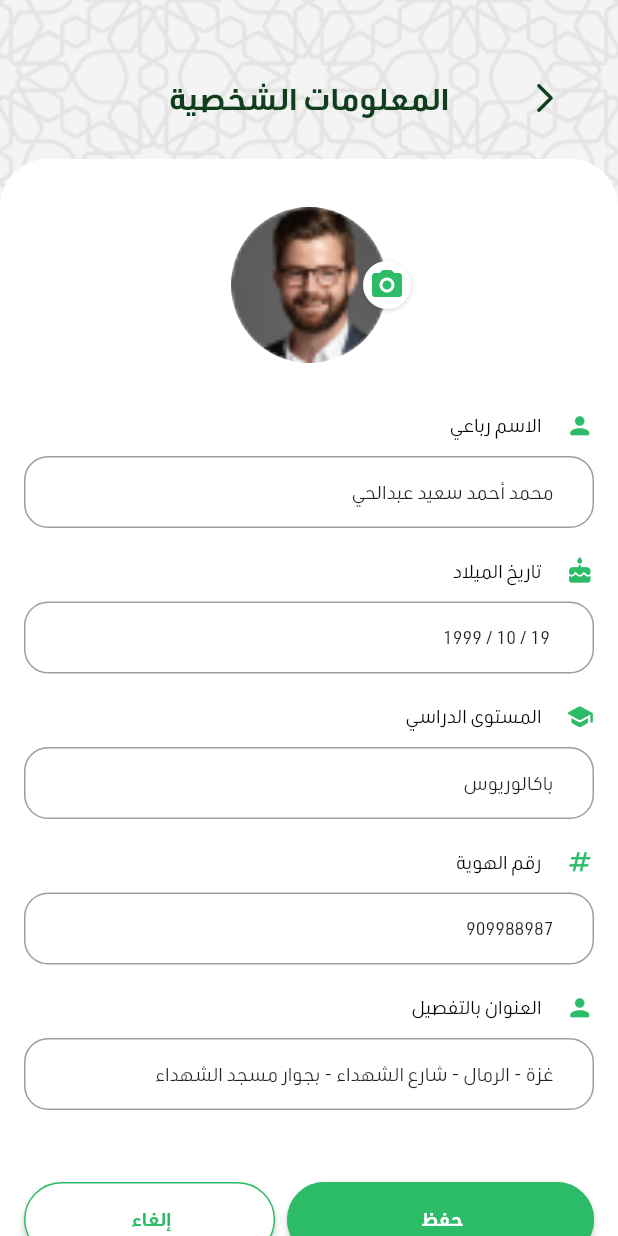
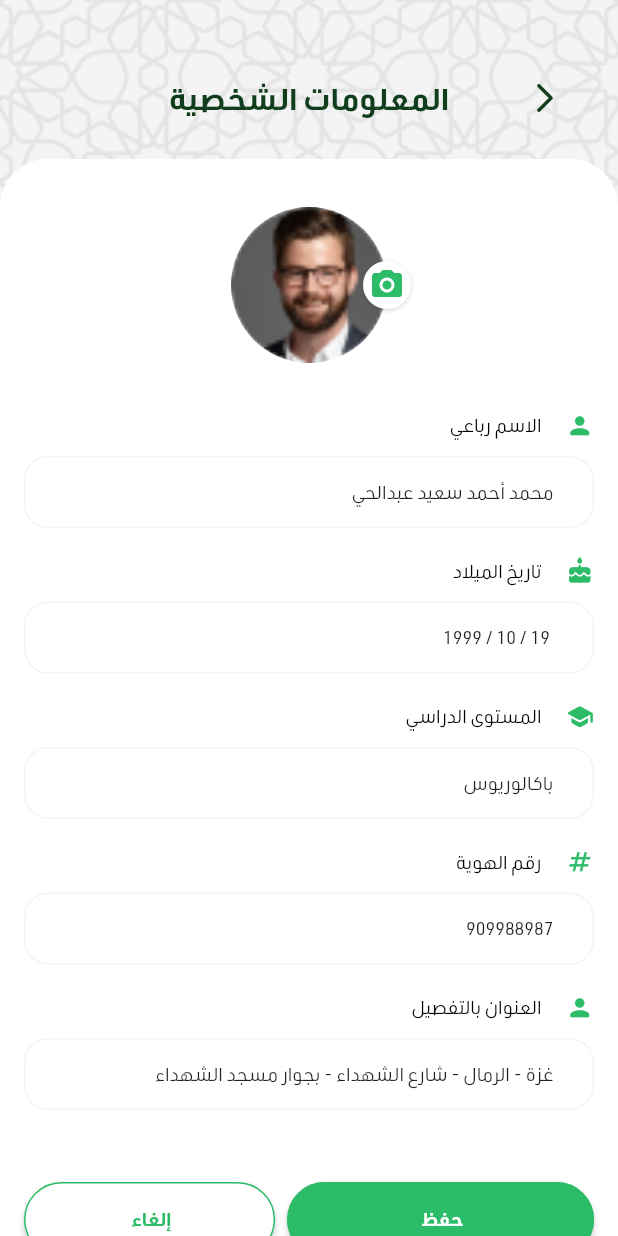
Before and after one commit to AhmedAbuSamra/kuttab-flutter-1, a Flutter app: the PersonalInformationPage screen opened by its route, on a phone screen of 412 x 824 dp. Run offline on Flutter 3.47's test engine with Material 2 defaults, Android fonts, the phone set to English and light mode, and no system bars; our stand-ins replace get; missing offline and left inert: dart:ffi.

```diff
--- a/lib/views/componant/app-text-field.dart
+++ b/lib/views/componant/app-text-field.dart
@@ -7,11 +7,13 @@ class AppTextField extends StatefulWidget {
     Key? key,
     required this.hintText,
     this.initialValue,
+    this.maxLines,
     required this.obscure,
   }) : super(key: key);
 
   final String hintText;
   bool obscure, view = true;
+  int? maxLines = 1;
   @override
   State<AppTextField> createState() => _AppTextFieldState();
 }
@@ -20,6 +22,7 @@ class _AppTextFieldState extends State<AppTextField> {
   @override
   Widget build(BuildContext context) {
     return TextFormField(
+      maxLines: widget.maxLines,
       style: const TextStyle(
         fontSize: 12,
         fontFamily: 'URW-DIN-Arabic',
@@ -59,7 +62,7 @@ class _AppTextFieldState extends State<AppTextField> {
           borderRadius: BorderRadius.circular(16.0),
         ),
         enabledBorder: OutlineInputBorder(
-          borderSide: const BorderSide(color: Colors.grey),
+          borderSide: const BorderSide(color: GRAY_COLOR),
           borderRadius: BorderRadius.circular(16.0),
         ),
       ),
```
